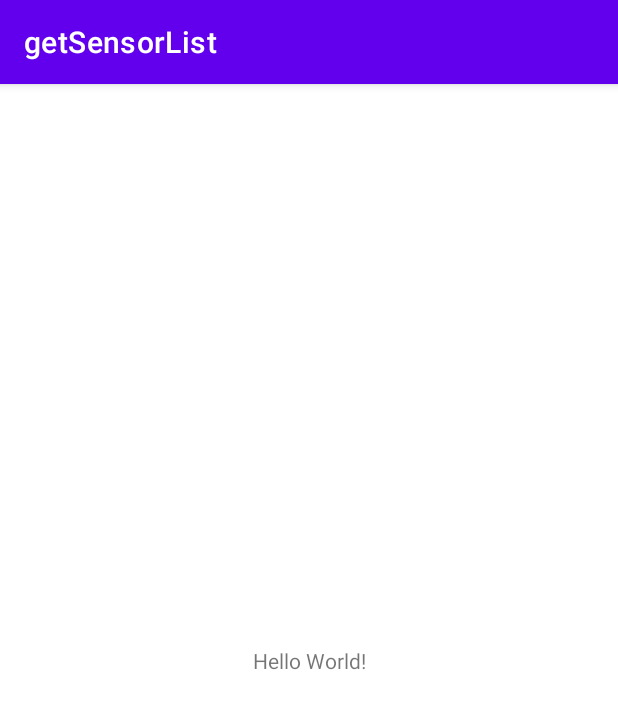
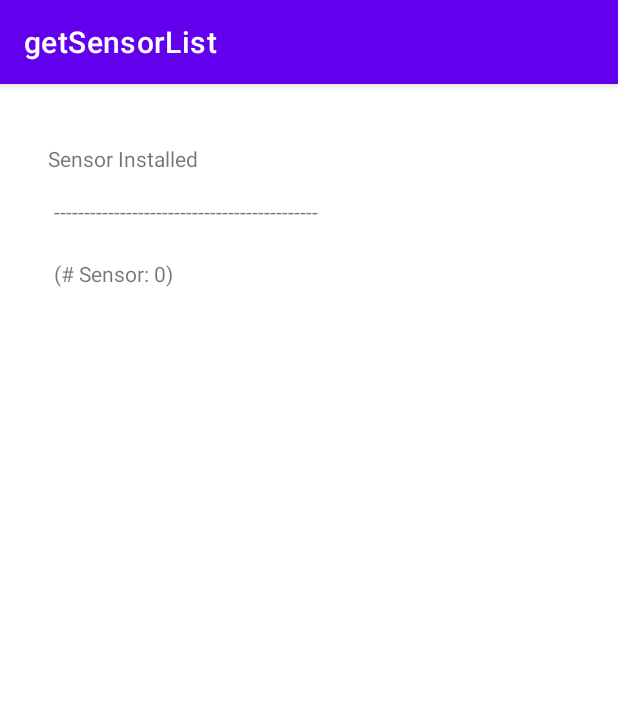
Before and after one commit to moonssang/getSensorList, an Android app: the screen it shows after launch (MainActivity), on a phone screen of 412 x 824 dp. Shown: the top 709 px of the screen. Run offline under Robolectric (Android 15) with nearby library versions, the phone set to English and light mode, and no system bars.

Commit message:
get sensor list

```diff
--- a/app/src/main/java/com/smuexample/getsensorlist/MainActivity.java
+++ b/app/src/main/java/com/smuexample/getsensorlist/MainActivity.java
@@ -2,13 +2,34 @@ package com.smuexample.getsensorlist;
 
 import androidx.appcompat.app.AppCompatActivity;
 
+import android.hardware.Sensor;
+import android.hardware.SensorManager;
 import android.os.Bundle;
+import android.widget.TextView;
+
+import java.util.List;
 
 public class MainActivity extends AppCompatActivity {
+    TextView mTxtSensors;
+    SensorManager sensorMgr;
+    List<Sensor> sensorList;
 
     @Override
     protected void onCreate(Bundle savedInstanceState) {
         super.onCreate(savedInstanceState);
         setContentView(R.layout.activity_main);
+
+        mTxtSensors = findViewById(R.id.textSensors);
+
+        sensorMgr = (SensorManager) getSystemService(SENSOR_SERVICE); //가져온다
+
+        sensorList = sensorMgr.getSensorList(Sensor.TYPE_ALL);
+        mTxtSensors.append("(# Sensor: " + sensorList.size() + ")\n\n");
+        for(Sensor sensor : sensorList){
+            mTxtSensors.append("Sensor name : " + sensor.getName() + "\n");
+            mTxtSensors.append("Sensor type : " + sensor.getType() + "\n\n");
+
+        }
+
     }
 }
--- a/app/src/main/res/layout/activity_main.xml
+++ b/app/src/main/res/layout/activity_main.xml
@@ -7,12 +7,31 @@
     tools:context=".MainActivity">
 
     <TextView
+        android:id="@+id/textView1"
         android:layout_width="wrap_content"
         android:layout_height="wrap_content"
-        android:text="Hello World!"
-        app:layout_constraintBottom_toBottomOf="parent"
-        app:layout_constraintLeft_toLeftOf="parent"
-        app:layout_constraintRight_toRightOf="parent"
+        android:layout_marginStart="32dp"
+        android:layout_marginTop="40dp"
+        android:text="Sensor Installed"
+        app:layout_constraintStart_toStartOf="parent"
         app:layout_constraintTop_toTopOf="parent" />
 
+    <TextView
+        android:id="@+id/textView2"
+        android:layout_width="wrap_content"
+        android:layout_height="wrap_content"
+        android:layout_marginStart="4dp"
+        android:layout_marginTop="16dp"
+        android:text="--------------------------------------------"
+        app:layout_constraintStart_toStartOf="@+id/textView1"
+        app:layout_constraintTop_toBottomOf="@+id/textView1" />
+
+    <TextView
+        android:id="@+id/textSensors"
+        android:layout_width="wrap_content"
+        android:layout_height="wrap_content"
+        android:layout_marginTop="22dp"
+        android:text=""
+        app:layout_constraintStart_toStartOf="@+id/textView2"
+        app:layout_constraintTop_toBottomOf="@+id/textView2" />
 </androidx.constraintlayout.widget.ConstraintLayout>
```
